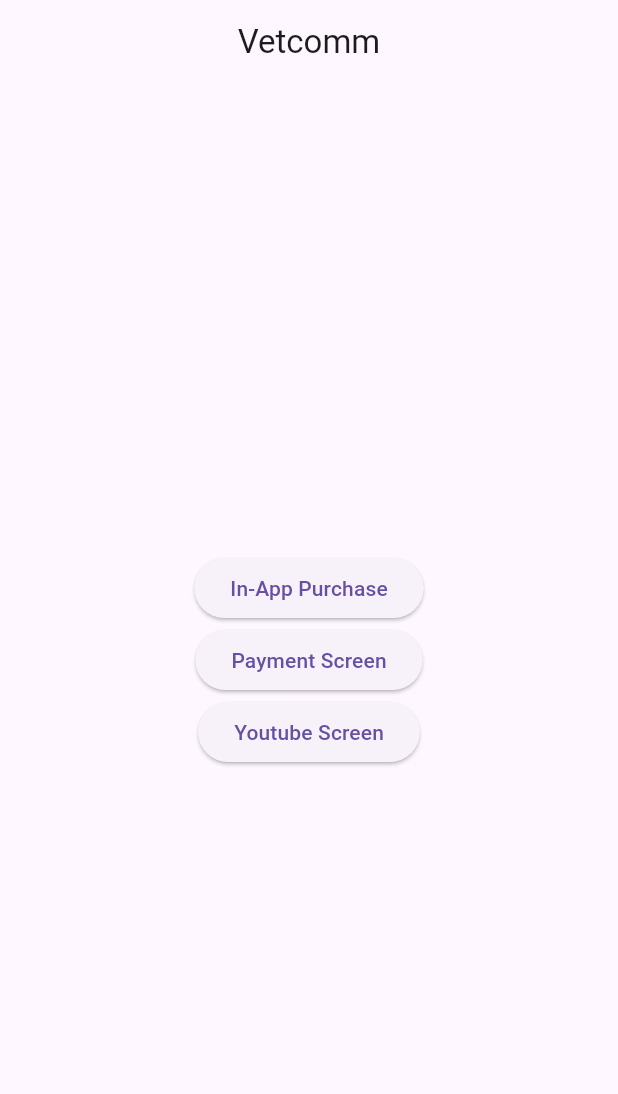
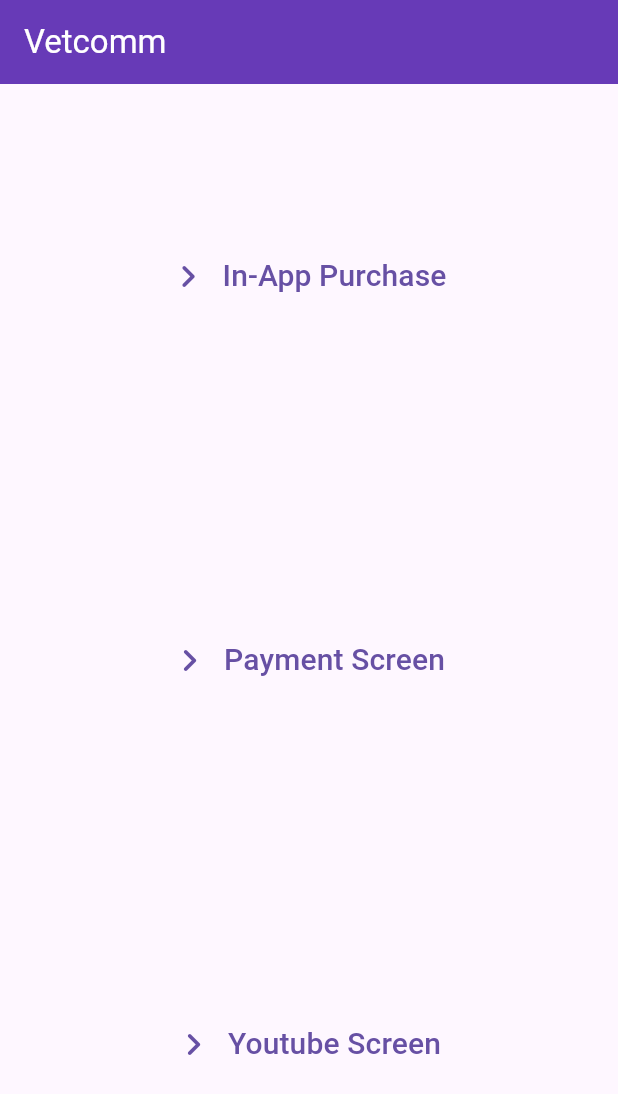
Before and after one commit to rapidops-udyan/vetcomm_test, a Flutter app: the screen it shows after launch, on a phone screen of 412 x 824 dp. Shown: the top 1094 px of the screen. Run offline on Flutter 3.47's test engine with Material 3 defaults, Android fonts, the phone set to English and light mode, and no system bars; our stand-ins replace bloc, dio, flutter_bloc, freezed_annotation, in_app_purchase, youtube_player_flutter and 1 more; missing offline and left inert: flutter_stripe.

Commit message:
youtube i frame use

```diff
--- a/lib/home_screen.dart
+++ b/lib/home_screen.dart
@@ -2,7 +2,7 @@ import 'package:flutter/material.dart';
 
 import 'features/in_app_purchase/in_app_purchase_screen.dart';
 import 'features/stripe_payment_gateway/payment_screen.dart';
-import 'features/youtube/youtube_player_flutter.dart';
+import 'features/youtube/youtube_iframe.dart';
 
 class HomeScreen extends StatelessWidget {
   const HomeScreen({super.key});
@@ -12,48 +12,35 @@ class HomeScreen extends StatelessWidget {
     return Scaffold(
       appBar: AppBar(
         title: const Text('Vetcomm'),
-        centerTitle: true,
+        backgroundColor: Colors.deepPurple,
+        foregroundColor: Colors.white,
       ),
       body: Center(
         child: Column(
-          mainAxisAlignment: MainAxisAlignment.center,
+          crossAxisAlignment: CrossAxisAlignment.stretch,
           children: [
-            ElevatedButton(
-              onPressed: () {
-                Navigator.push(
-                  context,
-                  MaterialPageRoute(
-                    builder: (context) => const InAppPurchaseScreen(),
-                  ),
-                );
-              },
-              child: const Text('In-App Purchase'),
-            ),
-            ElevatedButton(
-              onPressed: () {
-                Navigator.push(
-                  context,
-                  MaterialPageRoute(
-                    builder: (context) => const PaymentScreen(),
-                  ),
-                );
-              },
-              child: const Text('Payment Screen'),
-            ),
-            ElevatedButton(
-              onPressed: () {
-                Navigator.push(
-                  context,
-                  MaterialPageRoute(
-                    builder: (context) => const YoutubePlayerFlutter(),
-                  ),
-                );
-              },
-              child: const Text('Youtube Screen'),
-            )
+            _buildButton(
+                context, 'In-App Purchase', const InAppPurchaseScreen()),
+            _buildButton(context, 'Payment Screen', const PaymentScreen()),
+            _buildButton(
+                context, 'Youtube Screen', const YoutubePlayerScreen()),
           ],
         ),
       ),
     );
   }
+
+  Widget _buildButton(BuildContext context, String label, Widget page) {
+    return Expanded(
+      child: TextButton.icon(
+        onPressed: () {
+          Navigator.push(
+              context, MaterialPageRoute(builder: (context) => page));
+        },
+        style: TextButton.styleFrom(shape: LinearBorder.none),
+        label: Text(label, style: const TextStyle(fontSize: 20)),
+        icon: const Icon(Icons.keyboard_arrow_right_rounded, size: 30),
+      ),
+    );
+  }
 }
--- a/pubspec.yaml
+++ b/pubspec.yaml
@@ -18,6 +18,7 @@ dependencies:
 
 #  youtube video player
   youtube_player_flutter: ^9.0.3
+  youtube_player_iframe: ^5.1.5
 
 dev_dependencies:
   flutter_test:
```
Also changed, not shown: lib/features/youtube/youtube_iframe.dart (added, +52 -0 lines), lib/features/youtube/youtube_player_flutter.dart (+26 -17 lines), lib/features/youtube/youtube_video_player_flutter.dart (added, +82 -0 lines), pubspec.lock.
